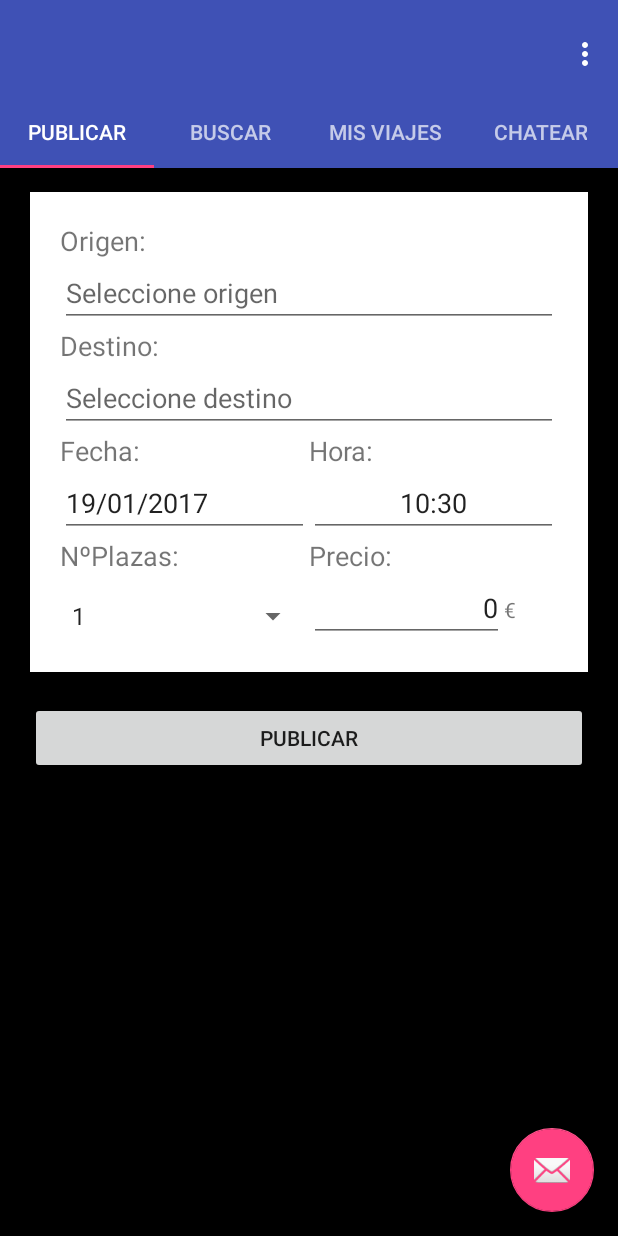
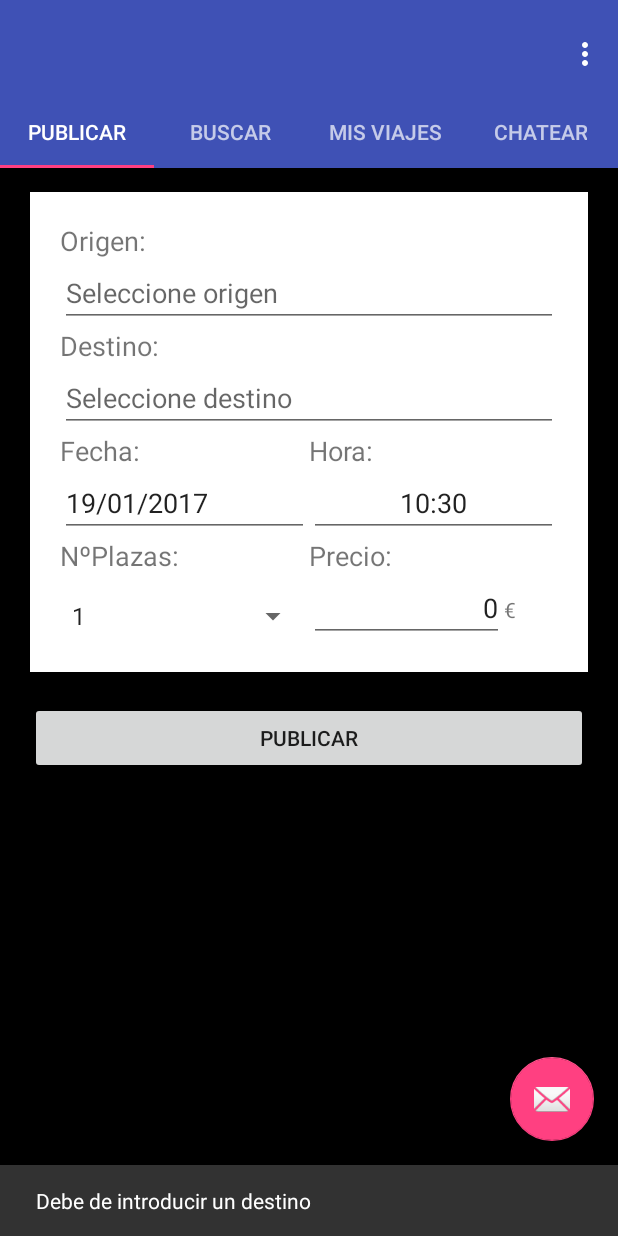
Before and after one commit to javtau/MocMocApp, an Android app: the screen it shows after launch once a user with an empty profile is signed in (MainActivity), after a tap on "PUBLICAR", on a phone screen of 412 x 824 dp. Run offline under Robolectric (Android 15) with nearby library versions, the phone set to English and light mode, and no system bars; our stand-ins replace Firebase (no records; nobody signed in at launch, a user with empty details on screens opened directly).

Commit message:
Agregados snapbar de avisopara la introduccion de origen y destino

```diff
--- a/app/src/main/java/com/jjv/proyectointegradorv1/Fragments/Publicar_viaje.java
+++ b/app/src/main/java/com/jjv/proyectointegradorv1/Fragments/Publicar_viaje.java
@@ -5,6 +5,7 @@ import android.os.Build;
 import android.os.Bundle;
 import android.support.annotation.Nullable;
 import android.support.annotation.RequiresApi;
+import android.support.design.widget.Snackbar;
 import android.support.v4.app.DialogFragment;
 import android.support.v4.app.Fragment;
 import android.view.LayoutInflater;
@@ -120,9 +121,18 @@ public class Publicar_viaje extends Fragment {
                 String hora = txt_hora.getText().toString();
                 int plazas = sp_plazas.getSelectedItemPosition();
                 String precio = txt_precio.getText().toString();
+
+                if (destino.equals("")) {
+                    Snackbar.make(v, getString(R.string.snackbar_sin_origen), Snackbar.LENGTH_LONG)
+                            .setAction("Action", null).show();
+                } else if (destino.equals("")) {
+                    Snackbar.make(v, getString(R.string.snackbar_sin_destino), Snackbar.LENGTH_LONG)
+                            .setAction("Action", null).show();
+                } else {
                     FirebaseUser user = FirebaseAuth.getInstance().getCurrentUser();
                     //Publicacion viaje = new Publicacion(origen,destino,fecha,hora,plazas,precio);
                     String key = mDatabase.child("posts").push().getKey();
+                    assert user != null;
                     Map<String, Object> viaje = new Publicacion(user.getDisplayName(), origen, destino, fecha, hora, plazas, precio).toMap();
                     Map<String, Object> childUpdates = new HashMap<>();
                     childUpdates.put("/trip/" + key, viaje);
@@ -130,7 +140,7 @@ public class Publicar_viaje extends Fragment {
                     mDatabase.updateChildren(childUpdates).addOnSuccessListener(new OnSuccessListener<Void>() {
                         @Override
                         public void onSuccess(Void aVoid) {
-                        Toast.makeText(getContext(),getString(R.string.publicacion_enviada),Toast.LENGTH_SHORT).show();
+                            Toast.makeText(getContext(), getString(R.string.publicacion_enviada), Toast.LENGTH_SHORT).show();
                             txt_origen.setText("");
                             txt_destino.setText("");
                             txt_hora.setText(stf.format(new Date()));
@@ -139,6 +149,8 @@ public class Publicar_viaje extends Fragment {
                         }
                     });
                 }
+
+            }
         });
 
     }
--- a/app/src/main/res/layout/fragment_publicarviaje.xml
+++ b/app/src/main/res/layout/fragment_publicarviaje.xml
@@ -157,11 +157,11 @@
                     <EditText
                         android:layout_width="wrap_content"
                         android:layout_height="wrap_content"
-                        android:inputType="time"
                         android:id="@+id/txt_precio"
                         android:layout_weight="4"
                         android:text="@string/hint_precio"
-                        android:textAlignment="textEnd" />
+                        android:textAlignment="textEnd"
+                        android:inputType="number" />
 
                     <TextView
                         android:text="@string/txt_euro"
--- a/app/src/main/res/values/strings.xml
+++ b/app/src/main/res/values/strings.xml
@@ -33,6 +33,8 @@
     <string name="auth_incorrect">Contraseña incorrecta</string>
     <string name="toast_sin_login">Iniciar sesión previamente</string>
     <string name="snackbar_sin_implementar">Botón pendiente de implementar</string>
+    <string name="snackbar_sin_origen">Debe de introducir un destino</string>
+    <string name="snackbar_sin_destino">Debe de introducir un origen</string>
     <string name="toast_campos_vacios">Se deben rellenar todos los campos</string>
     <string name="toast_usuario_creado">El usuario se a creado correctamente</string>
     <string name="toast_pwd_incorrecta">La contraseña no puede tener menos de 6 caracteres</string>
```
Lines whose indentation alone changed are shown as unchanged.
